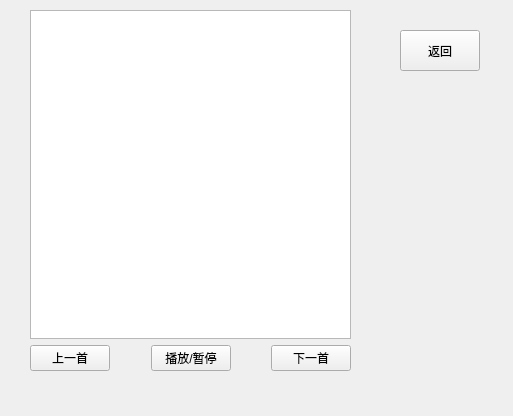
Chansla/Training, file wps/QT/SmartHome/music.ui: the form before one commit.
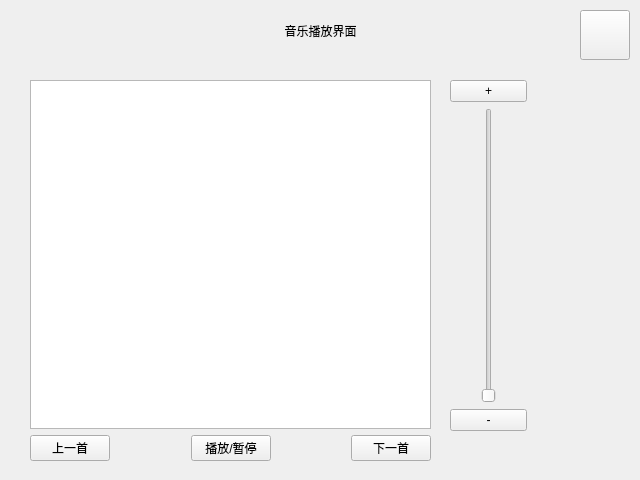
The form after the commit.

The edit to the form file:
```diff
--- a/wps/QT/SmartHome/music.ui
+++ b/wps/QT/SmartHome/music.ui
@@ -6,8 +6,8 @@
    <rect>
     <x>0</x>
     <y>0</y>
-    <width>513</width>
-    <height>416</height>
+    <width>640</width>
+    <height>480</height>
    </rect>
   </property>
   <property name="windowTitle">
@@ -16,23 +16,20 @@
   <widget class="QPushButton" name="pushButton_back">
    <property name="geometry">
     <rect>
-     <x>400</x>
-     <y>30</y>
-     <width>80</width>
-     <height>41</height>
+     <x>580</x>
+     <y>10</y>
+     <width>50</width>
+     <height>50</height>
     </rect>
    </property>
-   <property name="text">
-    <string>返回</string>
-   </property>
   </widget>
-  <widget class="QWidget" name="">
+  <widget class="QWidget" name="layoutWidget">
    <property name="geometry">
     <rect>
      <x>30</x>
-     <y>10</y>
-     <width>321</width>
-     <height>361</height>
+     <y>80</y>
+     <width>401</width>
+     <height>381</height>
     </rect>
    </property>
    <layout class="QVBoxLayout" name="verticalLayout">
@@ -92,6 +89,55 @@
     </item>
    </layout>
   </widget>
+  <widget class="QWidget" name="layoutWidget">
+   <property name="geometry">
+    <rect>
+     <x>450</x>
+     <y>80</y>
+     <width>77</width>
+     <height>351</height>
+    </rect>
+   </property>
+   <layout class="QVBoxLayout" name="verticalLayout_2">
+    <item>
+     <widget class="QPushButton" name="pushButton_up">
+      <property name="text">
+       <string>+</string>
+      </property>
+     </widget>
+    </item>
+    <item alignment="Qt::AlignHCenter">
+     <widget class="QSlider" name="verticalSlider_volume">
+      <property name="orientation">
+       <enum>Qt::Vertical</enum>
+      </property>
+     </widget>
+    </item>
+    <item>
+     <widget class="QPushButton" name="pushButton_down">
+      <property name="text">
+       <string>-</string>
+      </property>
+     </widget>
+    </item>
+   </layout>
+  </widget>
+  <widget class="QLabel" name="label_music">
+   <property name="geometry">
+    <rect>
+     <x>240</x>
+     <y>10</y>
+     <width>161</width>
+     <height>41</height>
+    </rect>
+   </property>
+   <property name="text">
+    <string>音乐播放界面</string>
+   </property>
+   <property name="alignment">
+    <set>Qt::AlignCenter</set>
+   </property>
+  </widget>
  </widget>
  <resources/>
  <connections/>
```
